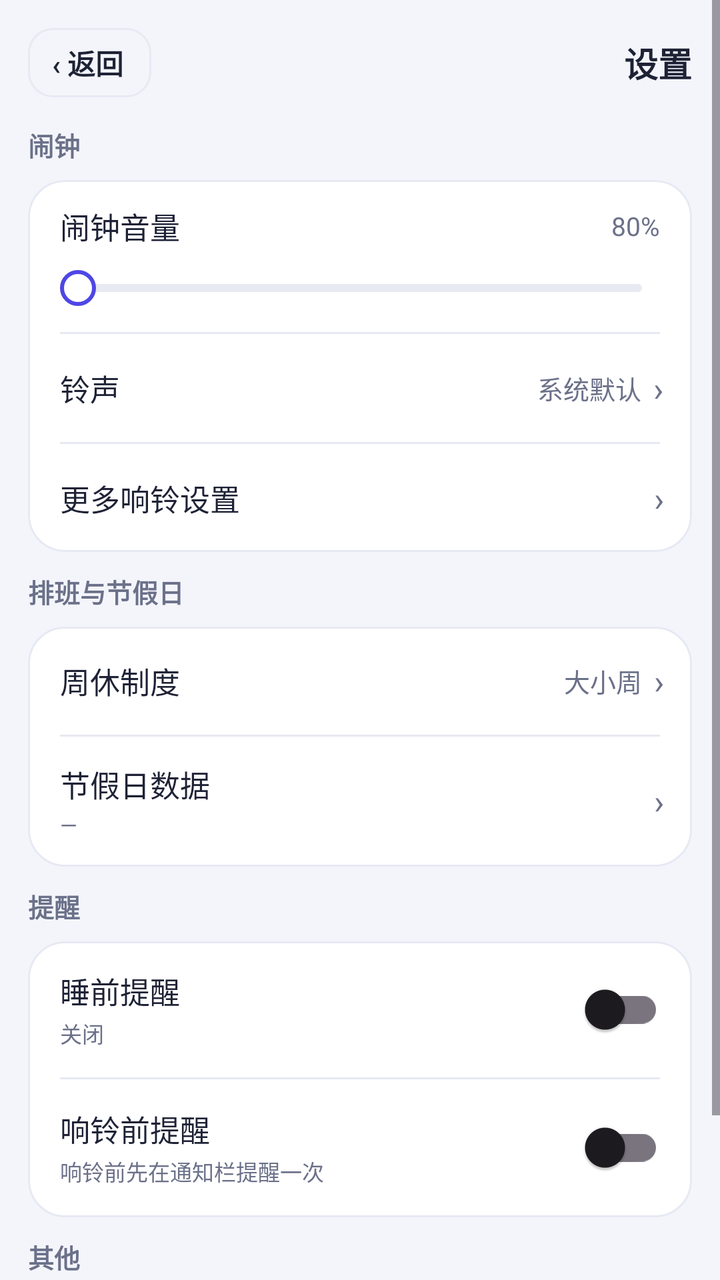
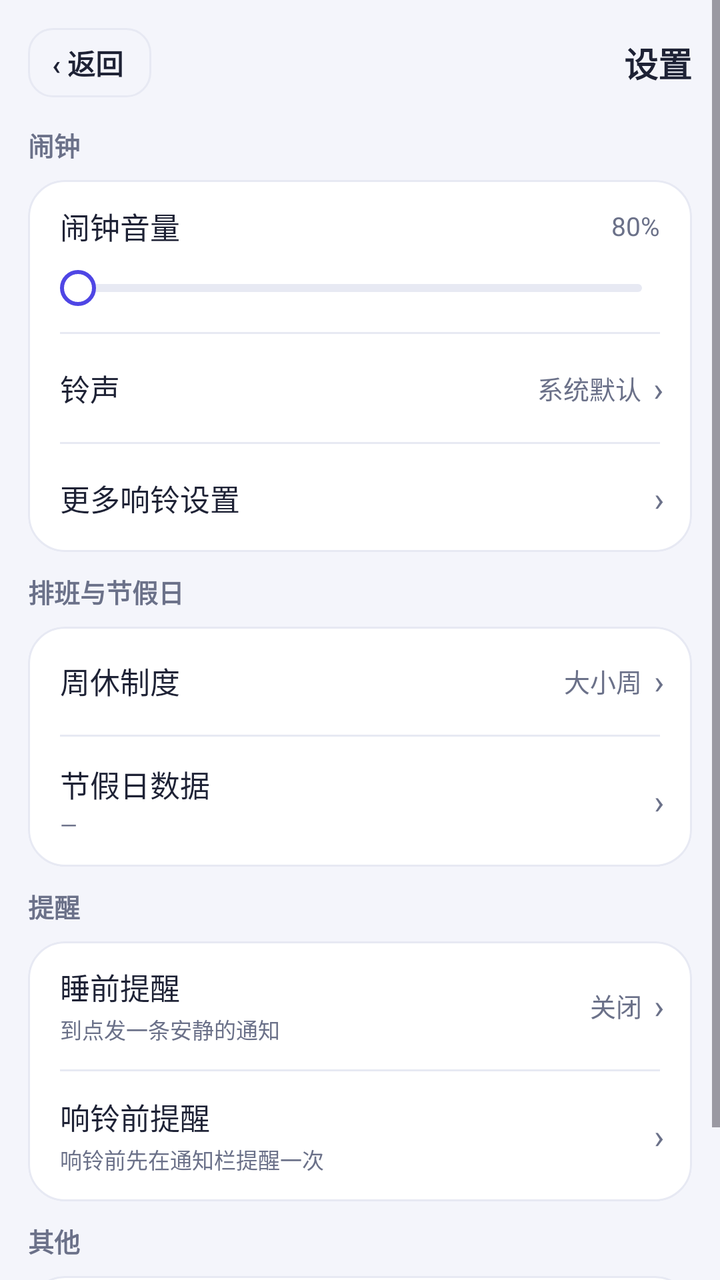

The first picture is an Android layout as it rendered before a commit; the second is the same layout after the commit. The layout source and the unified diff follow.
<!-- AndroidManifest.xml: application theme Theme.DaxiaoWeekAlarm -->
<!-- res/layout/activity_settings.xml -->
<?xml version="1.0" encoding="utf-8"?>
<ScrollView xmlns:android="http://schemas.android.com/apk/res/android"
    android:layout_width="match_parent"
    android:layout_height="match_parent"
    android:background="@color/bg"
    android:fitsSystemWindows="true">

    <LinearLayout
        android:layout_width="match_parent"
        android:layout_height="wrap_content"
        android:orientation="vertical"
        android:padding="14dp">

        
        <LinearLayout
            android:layout_width="match_parent"
            android:layout_height="wrap_content"
            android:layout_marginBottom="14dp"
            android:gravity="center_vertical"
            android:orientation="horizontal">

            <TextView
                android:id="@+id/btn_back"
                android:layout_width="wrap_content"
                android:layout_height="wrap_content"
                android:background="@drawable/bg_time_outline"
                android:clickable="true"
                android:focusable="true"
                android:paddingStart="12dp"
                android:paddingEnd="14dp"
                android:paddingTop="7dp"
                android:paddingBottom="7dp"
                android:text="@string/settings_back"
                android:textColor="@color/ink"
                android:textSize="14sp"
                android:textStyle="bold" />

            <TextView
                android:layout_width="0dp"
                android:layout_height="wrap_content"
                android:layout_weight="1"
                android:gravity="end"
                android:text="@string/settings_page_title"
                android:textColor="@color/ink"
                android:textSize="17sp"
                android:textStyle="bold" />
        </LinearLayout>

        
        <TextView
            style="@style/SectionTitle"
            android:layout_width="wrap_content"
            android:layout_height="wrap_content"
            android:layout_marginBottom="8dp"
            android:text="@string/settings_section_alarm" />

        <LinearLayout
            android:layout_width="match_parent"
            android:layout_height="wrap_content"
            android:background="@drawable/bg_card"
            android:clipToOutline="true"
            android:orientation="vertical">

            
            <LinearLayout
                android:layout_width="match_parent"
                android:layout_height="wrap_content"
                android:orientation="vertical"
                android:paddingStart="16dp"
                android:paddingTop="12dp"
                android:paddingEnd="16dp"
                android:paddingBottom="4dp">

                <LinearLayout
                    android:layout_width="match_parent"
                    android:layout_height="wrap_content"
                    android:gravity="center_vertical"
                    android:orientation="horizontal">

                    <TextView
                        style="@style/SettingsTitle"
                        android:layout_width="0dp"
                        android:layout_height="wrap_content"
                        android:layout_weight="1"
                        android:text="@string/settings_volume_label" />

                    <TextView
                        android:id="@+id/tv_volume"
                        style="@style/SettingsValue"
                        android:layout_width="wrap_content"
                        android:layout_height="wrap_content"
                        android:text="@string/settings_volume_default" />
                </LinearLayout>

                
                <SeekBar
                    android:id="@+id/seek_volume_embed"
                    android:layout_width="match_parent"
                    android:layout_height="wrap_content"
                    android:layout_marginTop="2dp"
                    android:max="100"
                    android:minHeight="36dp"
                    android:paddingStart="9dp"
                    android:paddingEnd="9dp"
                    android:progressDrawable="@drawable/seek_track"
                    android:splitTrack="false"
                    android:thumb="@drawable/seek_thumb" />
            </LinearLayout>

            <View style="@style/SettingsDivider" />

                        <LinearLayout
                            android:id="@+id/row_ringtone"
                            android:layout_width="match_parent"
                            android:layout_height="wrap_content"
                            android:background="?attr/selectableItemBackground"
                            android:clickable="true"
                            android:focusable="true"
                            android:gravity="center_vertical"
                            android:minHeight="54dp"
                            android:orientation="horizontal"
                            android:paddingStart="16dp"
                            android:paddingEnd="14dp">

                            <TextView
                                style="@style/SettingsTitle"
                                android:layout_width="0dp"
                                android:layout_height="wrap_content"
                                android:layout_weight="1"
                                android:text="@string/settings_ringtone_title" />

                            <TextView
                                android:id="@+id/tv_ringtone"
                                style="@style/SettingsValue"
                                android:layout_width="0dp"
                                android:layout_height="wrap_content"
                                android:layout_weight="0.9"
                                android:gravity="end"
                                android:text="@string/settings_ringtone_default" />

                            <TextView style="@style/SettingsChevron" />
                        </LinearLayout>

                        <View style="@style/SettingsDivider" />

            
            <LinearLayout
                android:id="@+id/row_more_ring"
                android:layout_width="match_parent"
                android:layout_height="wrap_content"
                android:background="?attr/selectableItemBackground"
                android:clickable="true"
                android:focusable="true"
                android:gravity="center_vertical"
                android:minHeight="54dp"
                android:orientation="horizontal"
                android:paddingStart="16dp"
                android:paddingEnd="14dp">

                <TextView
                    style="@style/SettingsTitle"
                    android:layout_width="0dp"
                    android:layout_height="wrap_content"
                    android:layout_weight="1"
                    android:text="@string/settings_more_ring_title" />

                <TextView style="@style/SettingsChevron" />
            </LinearLayout>
        </LinearLayout>

        
        <TextView
            style="@style/SectionTitle"
            android:layout_width="wrap_content"
            android:layout_height="wrap_content"
            android:layout_marginTop="10dp"
            android:layout_marginBottom="8dp"
            android:text="@string/settings_section_schedule" />

        <LinearLayout
            android:layout_width="match_parent"
            android:layout_height="wrap_content"
            android:background="@drawable/bg_card"
            android:clipToOutline="true"
            android:orientation="vertical">

                        <LinearLayout
                            android:id="@+id/row_week_mode"
                            android:layout_width="match_parent"
                            android:layout_height="wrap_content"
                            android:background="?attr/selectableItemBackground"
                            android:clickable="true"
                            android:focusable="true"
                            android:gravity="center_vertical"
                            android:minHeight="54dp"
                            android:orientation="horizontal"
                            android:paddingStart="16dp"
                            android:paddingEnd="14dp">

                            <TextView
                                style="@style/SettingsTitle"
                                android:layout_width="0dp"
                                android:layout_height="wrap_content"
                                android:layout_weight="1"
                                android:text="@string/settings_week_mode_title" />

                            <TextView
                                android:id="@+id/tv_week_mode"
                                style="@style/SettingsValue"
                                android:layout_width="wrap_content"
                                android:layout_height="wrap_content"
                                android:text="@string/settings_week_mode_default" />

                            <TextView style="@style/SettingsChevron" />
                        </LinearLayout>

                        <View style="@style/SettingsDivider" />

                        <LinearLayout
                            android:id="@+id/row_holiday_data"
                            android:layout_width="match_parent"
                            android:layout_height="wrap_content"
                            android:background="?attr/selectableItemBackground"
                            android:clickable="true"
                            android:focusable="true"
                            android:gravity="center_vertical"
                            android:minHeight="64dp"
                            android:orientation="horizontal"
                            android:paddingStart="16dp"
                            android:paddingEnd="14dp"
                            android:paddingTop="10dp"
                            android:paddingBottom="10dp">

                            <LinearLayout
                                android:layout_width="0dp"
                                android:layout_height="wrap_content"
                                android:layout_weight="1"
                                android:orientation="vertical">

                                <TextView
                                    style="@style/SettingsTitle"
                                    android:layout_width="wrap_content"
                                    android:layout_height="wrap_content"
                                    android:text="@string/settings_holiday_data_title" />

                                <TextView
                                    android:id="@+id/tv_holiday_data"
                                    style="@style/SettingsSummary"
                                    android:layout_width="wrap_content"
                                    android:layout_height="wrap_content"
                                    android:layout_marginTop="2dp"
                                    android:text="@string/settings_holiday_data_default" />
                            </LinearLayout>

                            <TextView style="@style/SettingsChevron" />
                        </LinearLayout>

                        <View style="@style/SettingsDivider" />
        </LinearLayout>

        
        <TextView
            style="@style/SectionTitle"
            android:layout_width="wrap_content"
            android:layout_height="wrap_content"
            android:layout_marginTop="10dp"
            android:layout_marginBottom="8dp"
            android:text="@string/settings_section_remind" />

        <LinearLayout
            android:layout_width="match_parent"
            android:layout_height="wrap_content"
            android:background="@drawable/bg_card"
            android:clipToOutline="true"
            android:orientation="vertical">

            
            <LinearLayout
                android:id="@+id/row_bedtime"
                android:layout_width="match_parent"
                android:layout_height="wrap_content"
                android:background="?attr/selectableItemBackground"
                android:clickable="true"
                android:focusable="true"
                android:gravity="center_vertical"
                android:minHeight="64dp"
                android:orientation="horizontal"
                android:paddingStart="16dp"
                android:paddingTop="10dp"
                android:paddingEnd="14dp"
                android:paddingBottom="10dp">

                <LinearLayout
                    android:layout_width="0dp"
                    android:layout_height="wrap_content"
                    android:layout_weight="1"
                    android:orientation="vertical">

                    <TextView
                        style="@style/SettingsTitle"
                        android:layout_width="wrap_content"
                        android:layout_height="wrap_content"
                        android:text="@string/settings_bedtime_title" />

                    <TextView
                        android:id="@+id/tv_bedtime"
                        style="@style/SettingsSummary"
                        android:layout_width="wrap_content"
                        android:layout_height="wrap_content"
                        android:layout_marginTop="2dp"
                        android:text="@string/settings_bedtime_default" />
                </LinearLayout>

                
                <androidx.appcompat.widget.SwitchCompat
                    android:id="@+id/switch_bedtime"
                    android:layout_width="wrap_content"
                    android:layout_height="wrap_content"
                    android:clickable="true"
                    android:focusable="true" />
            </LinearLayout>

            <View style="@style/SettingsDivider" />

                        <LinearLayout
                            android:id="@+id/row_pre_notice"
                            android:layout_width="match_parent"
                            android:layout_height="wrap_content"
                            android:background="?attr/selectableItemBackground"
                            android:clickable="true"
                            android:focusable="true"
                            android:gravity="center_vertical"
                            android:minHeight="64dp"
                            android:orientation="horizontal"
                            android:paddingStart="16dp"
                            android:paddingEnd="14dp"
                            android:paddingTop="10dp"
                            android:paddingBottom="10dp">

                            <LinearLayout
                                android:layout_width="0dp"
                                android:layout_height="wrap_content"
                                android:layout_weight="1"
                                android:orientation="vertical">

                                <TextView
                                    style="@style/SettingsTitle"
                                    android:layout_width="wrap_content"
                                    android:layout_height="wrap_content"
                                    android:text="@string/settings_pre_notice_title" />

                                <TextView
                                    android:id="@+id/tv_pre_notice"
                                    style="@style/SettingsSummary"
                                    android:layout_width="wrap_content"
                                    android:layout_height="wrap_content"
                                    android:layout_marginTop="2dp"
                                    android:text="@string/settings_pre_notice_summary" />
                            </LinearLayout>

                            <androidx.appcompat.widget.SwitchCompat
                                android:id="@+id/switch_pre_notice"
                                android:layout_width="wrap_content"
                                android:layout_height="wrap_content"
                                android:clickable="false"
                                android:focusable="false" />
                        </LinearLayout>

                        <View style="@style/SettingsDivider" />
        </LinearLayout>

        
        <TextView
            style="@style/SectionTitle"
            android:layout_width="wrap_content"
            android:layout_height="wrap_content"
            android:layout_marginTop="10dp"
            android:layout_marginBottom="8dp"
            android:text="@string/settings_section_other" />

        <LinearLayout
            android:layout_width="match_parent"
            android:layout_height="wrap_content"
            android:background="@drawable/bg_card"
            android:clipToOutline="true"
            android:orientation="vertical">

            
            <LinearLayout
                android:id="@+id/row_more"
                android:layout_width="match_parent"
                android:layout_height="wrap_content"
                android:background="?attr/selectableItemBackground"
                android:clickable="true"
                android:focusable="true"
                android:gravity="center_vertical"
                android:minHeight="54dp"
                android:orientation="horizontal"
                android:paddingStart="16dp"
                android:paddingEnd="14dp">

                <TextView
                    style="@style/SettingsTitle"
                    android:layout_width="0dp"
                    android:layout_height="wrap_content"
                    android:layout_weight="1"
                    android:text="@string/settings_more_title" />

                <TextView
                    style="@style/SettingsSummary"
                    android:layout_width="wrap_content"
                    android:layout_height="wrap_content"
                    android:text="@string/settings_more_summary" />

                <TextView style="@style/SettingsChevron" />
            </LinearLayout>
        </LinearLayout>

        <TextView
            android:id="@+id/tv_version"
            android:layout_width="match_parent"
            android:layout_height="wrap_content"
            android:layout_marginTop="6dp"
            android:textColor="@color/sub"
            android:textSize="11sp" />
    </LinearLayout>
</ScrollView>
<!-- resources referenced by this layout -->
<resources>
  <color name="bg">#F4F5FB</color>
  <color name="ink">#1E2235</color>
  <color name="sub">#6B7189</color>
  <!-- drawable bg_card (drawable) -->
  <?xml version="1.0" encoding="utf-8"?>
  <shape xmlns:android="http://schemas.android.com/apk/res/android"
      android:shape="rectangle">
      <solid android:color="@color/card" />
      <corners android:radius="18dp" />
      <stroke android:width="1dp" android:color="@color/line" />
  </shape>
  <!-- drawable seek_thumb (drawable) -->
  <?xml version="1.0" encoding="utf-8"?>
  <shape xmlns:android="http://schemas.android.com/apk/res/android"
      android:shape="oval">
      <solid android:color="@color/card" />
      <stroke
          android:width="2dp"
          android:color="@color/indigo" />
      <size
          android:width="18dp"
          android:height="18dp" />
  </shape>
  <string name="settings_back">‹ 返回</string>
  <string name="settings_bedtime_default">关闭</string>
  <string name="settings_bedtime_title">睡前提醒</string>
  <string name="settings_holiday_data_default">—</string>
  <string name="settings_holiday_data_title">节假日数据</string>
  <string name="settings_more_ring_title">更多响铃设置</string>
  <string name="settings_more_summary">排班 · 小组件 · 检查 · 备份</string>
  <string name="settings_more_title">更多设置</string>
  <string name="settings_page_title">设置</string>
  <string name="settings_pre_notice_summary">响铃前先在通知栏提醒一次</string>
  <string name="settings_pre_notice_title">响铃前提醒</string>
  <string name="settings_ringtone_default">系统默认</string>
  <string name="settings_ringtone_title">铃声</string>
  <string name="settings_section_alarm">闹钟</string>
  <string name="settings_section_other">其他</string>
  <string name="settings_section_remind">提醒</string>
  <string name="settings_section_schedule">排班与节假日</string>
  <string name="settings_volume_default">80%</string>
  <string name="settings_volume_label">闹钟音量</string>
  <string name="settings_week_mode_default">大小周</string>
  <string name="settings_week_mode_title">周休制度</string>
  <style name="SectionTitle">
          <item name="android:textColor">@color/sub</item>
          <item name="android:textSize">13sp</item>
          <item name="android:textStyle">bold</item>
      </style>
  <style name="SettingsChevron">
          <item name="android:layout_width">wrap_content</item>
          <item name="android:layout_height">wrap_content</item>
          <item name="android:layout_marginStart">6dp</item>
          <item name="android:text">›</item>
          <item name="android:textColor">@color/sub</item>
          <item name="android:textSize">17sp</item>
      </style>
  <style name="SettingsDivider">
          <item name="android:layout_width">match_parent</item>
          <item name="android:layout_height">1dp</item>
          <item name="android:layout_marginStart">16dp</item>
          <item name="android:layout_marginEnd">16dp</item>
          <item name="android:background">@color/line</item>
      </style>
  <style name="SettingsSummary">
          <item name="android:textColor">@color/sub</item>
          <item name="android:textSize">11sp</item>
          <item name="android:lineSpacingMultiplier">1.2</item>
      </style>
  <style name="SettingsTitle">
          <item name="android:textColor">@color/ink</item>
          <item name="android:textSize">15sp</item>
      </style>
  <style name="SettingsValue">
          <item name="android:textColor">@color/sub</item>
          <item name="android:textSize">13sp</item>
          <item name="android:maxLines">1</item>
          <item name="android:ellipsize">end</item>
      </style>
  <color name="card">#FFFFFF</color>
  <color name="line">#E7E9F3</color>
  <color name="indigo">#4F46E5</color>
  <color name="indigo_dark">#4338CA</color>
  <color name="white">#FFFFFFFF</color>
  <!-- unchanged entries left out for length: 3 -->
</resources>

<!-- the commit's change to res/layout/activity_settings.xml (unified diff, before → after) -->
@@ -302,22 +302,24 @@
                         android:layout_height="wrap_content"
                         android:text="@string/settings_bedtime_title" />
 
+                    
                     <TextView
                         android:id="@+id/tv_bedtime"
                         style="@style/SettingsSummary"
                         android:layout_width="wrap_content"
                         android:layout_height="wrap_content"
                         android:layout_marginTop="2dp"
-                        android:text="@string/settings_bedtime_default" />
+                        android:text="@string/settings_bedtime_hint" />
                 </LinearLayout>
 
-                
-                <androidx.appcompat.widget.SwitchCompat
-                    android:id="@+id/switch_bedtime"
+                <TextView
+                    android:id="@+id/tv_bedtime_value"
+                    style="@style/SettingsValue"
                     android:layout_width="wrap_content"
                     android:layout_height="wrap_content"
-                    android:clickable="true"
-                    android:focusable="true" />
+                    android:text="@string/settings_bedtime_default" />
+
+                <TextView style="@style/SettingsChevron" />
             </LinearLayout>
 
             <View style="@style/SettingsDivider" />
@@ -358,12 +360,14 @@
                                     android:text="@string/settings_pre_notice_summary" />
                             </LinearLayout>
 
-                            <androidx.appcompat.widget.SwitchCompat
-                                android:id="@+id/switch_pre_notice"
+                            
+                            <TextView
+                                android:id="@+id/tv_pre_notice_value"
+                                style="@style/SettingsValue"
                                 android:layout_width="wrap_content"
-                                android:layout_height="wrap_content"
-                                android:clickable="false"
-                                android:focusable="false" />
+                                android:layout_height="wrap_content" />
+
+                            <TextView style="@style/SettingsChevron" />
                         </LinearLayout>
 
                         <View style="@style/SettingsDivider" />
<!-- resource entries referenced after the edit -->
@@ -25,6 +25,7 @@
   </shape>
   <string name="settings_back">‹ 返回</string>
   <string name="settings_bedtime_default">关闭</string>
+  <string name="settings_bedtime_hint">到点发一条安静的通知</string>
   <string name="settings_bedtime_title">睡前提醒</string>
   <string name="settings_holiday_data_default">—</string>
   <string name="settings_holiday_data_title">节假日数据</string>
